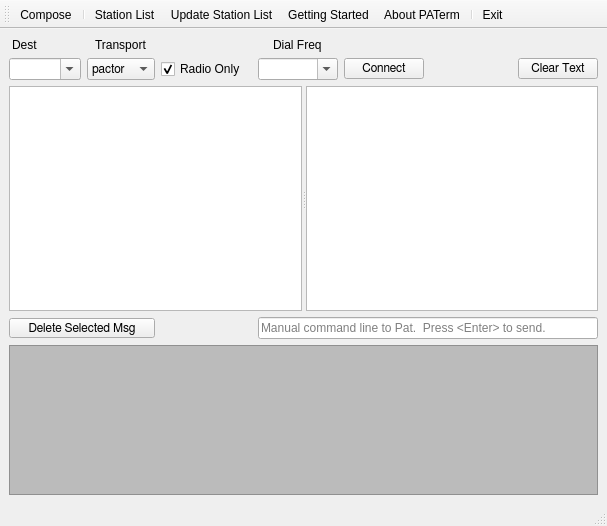
Above: paterm.ui from guitarpicva/radcommlink before the change. Below: the same form after it.
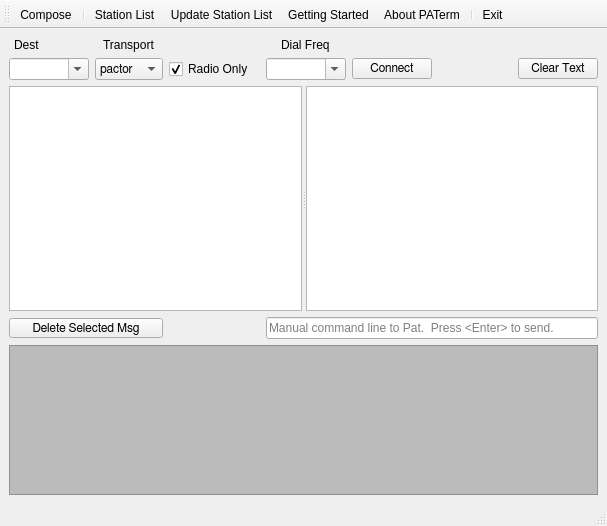
That is the form after the change.

Commit message: widen call sign combo box to min 80 px

```diff
--- a/paterm.ui
+++ b/paterm.ui
@@ -88,6 +88,12 @@
     </item>
     <item row="1" column="0" colspan="2">
      <widget class="QComboBox" name="stationComboBox">
+      <property name="minimumSize">
+       <size>
+        <width>80</width>
+        <height>0</height>
+       </size>
+      </property>
       <property name="editable">
        <bool>true</bool>
       </property>
```
